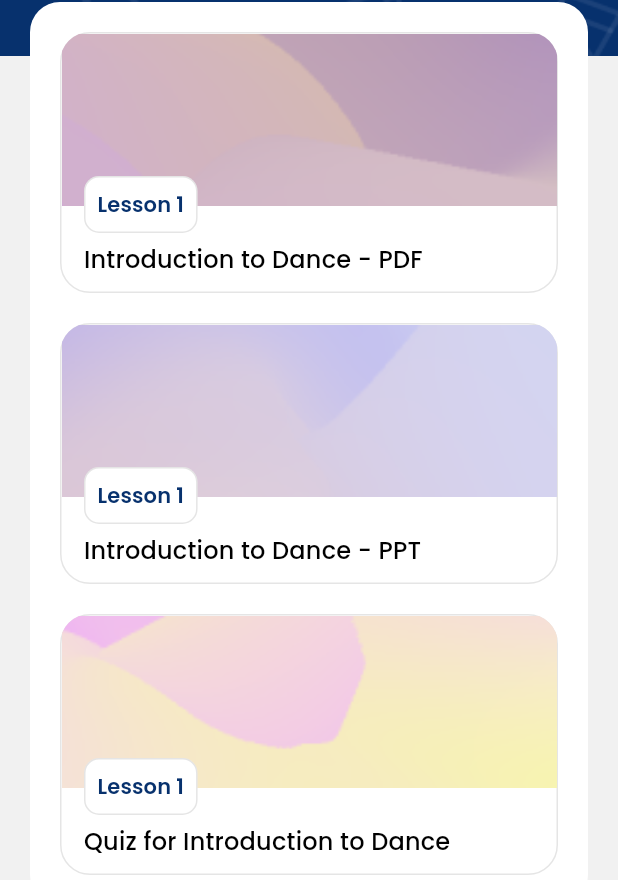
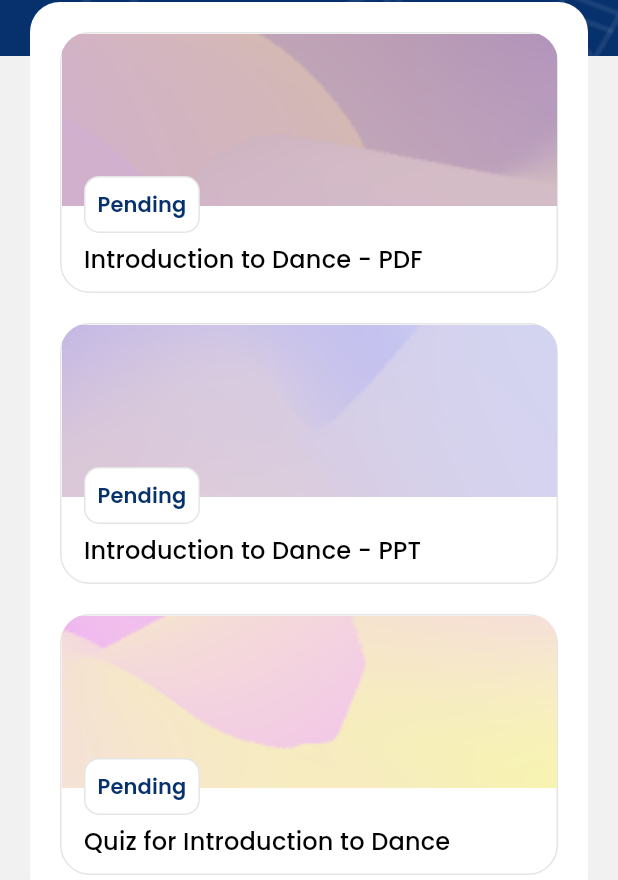
Before and after one commit to justinecasiano/kiola, a Flutter app: the screen it shows after launch, item 2 of the bottom bar chosen, on a phone screen of 412 x 824 dp. Shown: the part 244-1124 px from the top of the screen. Run offline on Flutter 3.47's test engine with Material 3 defaults, Android fonts, the phone set to English and light mode, and no system bars; our stand-ins replace bloc, flutter_bloc, google_fonts; missing offline and left inert: syncfusion_flutter_pdfviewer; project files that could hold a hidden picture were left out.

```diff
--- a/lib/main.dart
+++ b/lib/main.dart
@@ -47,9 +47,9 @@ class _AppState extends State<App> {
     return MaterialApp(
       debugShowCheckedModeBanner: false,
       title: 'Kiola',
-      routes: {
-        '/splash': (context) => const SplashScreen(),
-      },
+      theme: ThemeData(
+        fontFamily: GoogleFonts.poppins().fontFamily,
+      ),
       home: FutureBuilder(
           future: initialize(context),
           builder: (context, snapshot) {
@@ -59,9 +59,7 @@ class _AppState extends State<App> {
               return MultiBlocProvider(
                   providers: [
                     BlocProvider(create: (_) => NavigationCubit()),
-                    BlocProvider(
-                        create: (_) => LessonCubit(lessons: lessons)
-                          ..setCurrentQuestion(0)),
+                    BlocProvider(create: (_) => LessonCubit(lessons: lessons)),
                     BlocProvider(create: (_) => StudentCubit(student!)),
                   ],
                   child: BlocBuilder<StudentCubit, Student>(
@@ -69,12 +67,6 @@ class _AppState extends State<App> {
                       return const HomeScreen();
                     },
                   ));
-            } else if (snapshot.hasError) {
-              return Center(
-                  child: Text(
-                snapshot.error.toString(),
-                style: const TextStyle(fontSize: 12),
-              ));
             } else {
               return const Scaffold(
                 body: Center(
@@ -83,9 +75,6 @@ class _AppState extends State<App> {
               );
             }
           }),
-      theme: ThemeData(
-        fontFamily: GoogleFonts.poppins().fontFamily,
-      ),
     );
   }
 }
--- a/lib/src/models/lesson.dart
+++ b/lib/src/models/lesson.dart
@@ -4,45 +4,60 @@ class Lesson {
   final int number;
   final String title;
   String selectedContent;
-  final bool hasVideo;
+  final Map<String, dynamic> hasClicked;
   final Quiz quiz;
 
   Lesson(
       {required this.title,
       required this.number,
       required this.selectedContent,
-      required this.hasVideo,
+      required this.hasClicked,
       required this.quiz});
+
+  bool hasVideo() {
+    return hasClicked.keys.contains('video');
+  }
+
+  String getContentStatus(String content) {
+    return hasClicked[content] ? 'Completed' : 'Pending';
+  }
+
+  double getTotalContentClicked() {
+    var contents = hasClicked.values;
+    return contents.where((clicked) => clicked).length / contents.length * 100;
+  }
 
   factory Lesson.fromJson(Map<String, dynamic> json) {
     return Lesson(
       title: json['title'],
       number: json['number'],
       selectedContent: json['selectedContent'],
-        hasVideo: json['hasVideo'],
-        quiz: Quiz.fromJson(json['quiz']));
+      hasClicked: json['hasClicked'],
+      quiz: Quiz.fromJson(json['quiz']),
+    );
   }
 
   Map<String, dynamic> toJson() => {
         'title': title,
         'number': number,
         'selectedContent': selectedContent,
-        'hasVideo': hasVideo,
-        'quiz': quiz.toJson()
+        'hasClicked': hasClicked,
+        'quiz': quiz.toJson(),
       };
 
   Lesson copyWith({
     String? title,
     int? number,
     String? selectedContent,
-    bool? hasVideo,
+    Map<String, dynamic>? hasClicked,
     Quiz? quiz,
   }) {
     return Lesson(
       title: title ?? this.title,
       number: number ?? this.number,
       selectedContent: selectedContent ?? this.selectedContent,
-        hasVideo: hasVideo ?? this.hasVideo,
-        quiz: quiz ?? this.quiz);
+      hasClicked: hasClicked ?? this.hasClicked,
+      quiz: quiz ?? this.quiz,
+    );
   }
 }
--- a/lib/src/models/quiz.dart
+++ b/lib/src/models/quiz.dart
@@ -8,7 +8,9 @@ class Quiz {
   Quiz(
       {required this.currentQuestion,
       required this.questions,
-      required this.status});
+      required this.status}) {
+    currentQuestion = currentQuestion ?? questions.first;
+  }
 
   factory Quiz.fromJson(Map<String, dynamic> json) {
     return Quiz(
--- a/lib/src/screens/dashboard_screen.dart
+++ b/lib/src/screens/dashboard_screen.dart
@@ -341,7 +341,7 @@ class LessonCard extends StatelessWidget {
                             height: values.small,
                           ),
                           Text(
-                            'Module, Powerpoint, ${lesson!.hasVideo ? 'Video, ' : ''}Quiz',
+                            'Module, Powerpoint, ${lesson.hasVideo() ? 'Video, ' : ''}Quiz',
                             style: values.getTextStyle(context, 'bodySmall',
                                 color: colors.accentLighter,
                                 weight: FontWeight.normal),
--- a/lib/src/screens/lesson_screen.dart
+++ b/lib/src/screens/lesson_screen.dart
@@ -1,5 +1,3 @@
-import 'dart:async';
-
 import 'package:flutter/material.dart';
 import 'package:flutter_bloc/flutter_bloc.dart';
 import 'package:learning_management_system/src/widgets/rounded_container.dart';
@@ -9,7 +7,6 @@ import '../extras/utils.dart';
 import '../models/cubits/lesson_cubit.dart';
 import '../models/cubits/student_cubit.dart';
 import '../models/lesson.dart';
-import '../models/quiz.dart';
 import '../models/student.dart';
 import '../widgets/custom_background.dart';
 import '../constants/values.dart' as values;
@@ -137,23 +134,20 @@ class Header extends StatelessWidget {
 }
 
 class Contents extends StatelessWidget {
-  final Lesson? lesson;
+  final Lesson lesson;
   const Contents({super.key, required this.lesson});
 
   dynamic getContent(String content) {
     return {
-      'default': DefaultContent(
-          title: lesson!.title,
-          number: lesson!.number,
-          hasVideo: lesson!.hasVideo),
+      'default': DefaultContent(lesson: lesson),
       'pdf': PDFContent(
-        title: lesson!.title.toUpperCase(),
+        title: lesson.title.toUpperCase(),
       ),
       'ppt': PPTContent(
-        title: lesson!.title.toUpperCase(),
+        title: lesson.title.toUpperCase(),
       ),
       'video': VideoContent(),
-      'quiz': QuizContent(quiz: lesson!.quiz)
+      'quiz': QuizContent(quiz: lesson.quiz)
     }[content];
   }
 
@@ -173,24 +167,19 @@ class Contents extends StatelessWidget {
 }
 
 class DefaultContent extends StatelessWidget {
-  final String title;
-  final int number;
-  final bool hasVideo;
+  final Lesson lesson;
 
-  const DefaultContent(
-      {super.key,
-      required this.title,
-      required this.hasVideo,
-      required this.number});
+  const DefaultContent({super.key, required this.lesson});
 
   List<Widget> hasVideoContent(BuildContext context) {
-    return (hasVideo)
+    return (lesson.hasVideo())
         ? [
             const SizedBox(height: values.medium),
             ContentCard(
-                title: 'Video for $title',
+                title: 'Video for ${lesson.title}',
+                status: lesson.getContentStatus('video'),
                 thumbnail: 'content/content-3.png',
-                number: number,
+                number: lesson.number,
                 onTap: onTap(context, 'video'))
           ]
         : [];
@@ -207,24 +196,27 @@ class DefaultContent extends StatelessWidget {
     return Column(
       children: [
         ContentCard(
-          title: '$title - PDF',
+          title: '${lesson.title} - PDF',
+          status: lesson.getContentStatus('pdf'),
           thumbnail: 'content/content-1.png',
-          number: number,
+          number: lesson.number,
           onTap: onTap(context, 'pdf'),
         ),
         const SizedBox(height: values.medium),
         ContentCard(
-          title: '$title - PPT',
+          title: '${lesson.title} - PPT',
+          status: lesson.getContentStatus('ppt'),
           thumbnail: 'content/content-2.png',
-          number: number,
+          number: lesson.number,
           onTap: onTap(context, 'ppt'),
         ),
         ...hasVideoContent(context),
         const SizedBox(height: values.medium),
         ContentCard(
-          title: 'Quiz for $title',
+          title: 'Quiz for ${lesson.title}',
+          status: lesson.getContentStatus('quiz'),
           thumbnail: 'content/content-3.png',
-          number: number,
+          number: lesson.number,
           onTap: onTap(context, 'quiz'),
         )
       ],
@@ -250,7 +242,7 @@ class PDFContent extends StatelessWidget {
             canShowPaginationDialog: false,
             onPageChanged: (page) {
               if (page.isLastPage) {
-                print('you have reached the last page');
+                context.read<StudentCubit>().setLessonProgress(context, 'pdf');
               }
             },
           ),
@@ -277,7 +269,7 @@ class PPTContent extends StatelessWidget {
             canShowPaginationDialog: false,
             onPageChanged: (page) {
               if (page.isLastPage) {
-                print('you have reached the last page');
+                context.read<StudentCubit>().setLessonProgress(context, 'ppt');
               }
             },
           ),
@@ -303,12 +295,14 @@ class ContentCard extends StatelessWidget {
   final Function() onTap;
   final String title;
   final String thumbnail;
+  final String status;
   final int number;
 
   const ContentCard(
       {super.key,
       required this.onTap,
       required this.title,
+      required this.status,
       required this.thumbnail,
       required this.number});
 
@@ -336,7 +330,7 @@ class ContentCard extends StatelessWidget {
                   const SizedBox(height: 95),
                   RoundedContainer(children: [
                     Text(
-                      'Lesson $number',
+                      status,
                       textAlign: TextAlign.center,
                       style: values.getTextStyle(context, 'titleSmall',
                           color: colors.accentDark, weight: FontWeight.w600),
--- a/pubspec.yaml
+++ b/pubspec.yaml
@@ -36,7 +36,6 @@ dependencies:
   flutter_bloc: ^8.1.6
   bloc: ^8.1.4
   syncfusion_flutter_pdfviewer: ^22.2.8
-  pausable_timer: ^3.1.0+3
 
 dev_dependencies:
   flutter_test:
```
Also changed, not shown: assets/lessons.json (+31 -6 lines), lib/src/models/cubits/lesson_cubit.dart (+6 -7 lines), lib/src/models/cubits/student_cubit.dart (+10 -7 lines), assets/images/thumbnails/module/lesson-1.png (deleted), pubspec.lock. Lines whose indentation alone changed are shown as unchanged.
